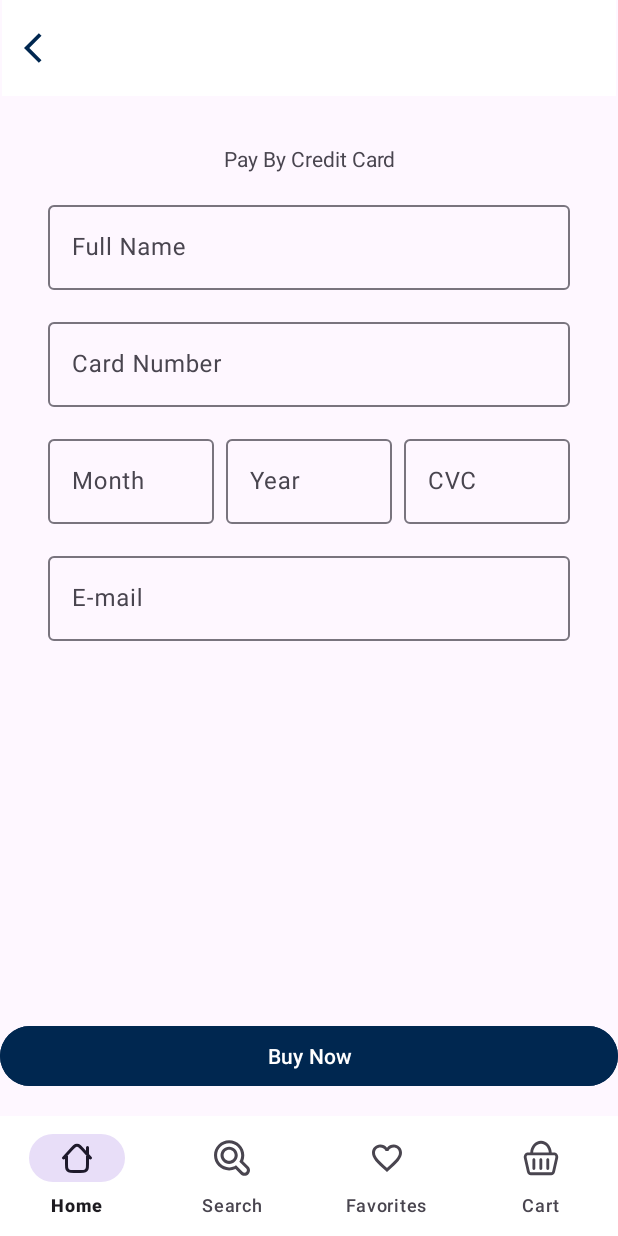
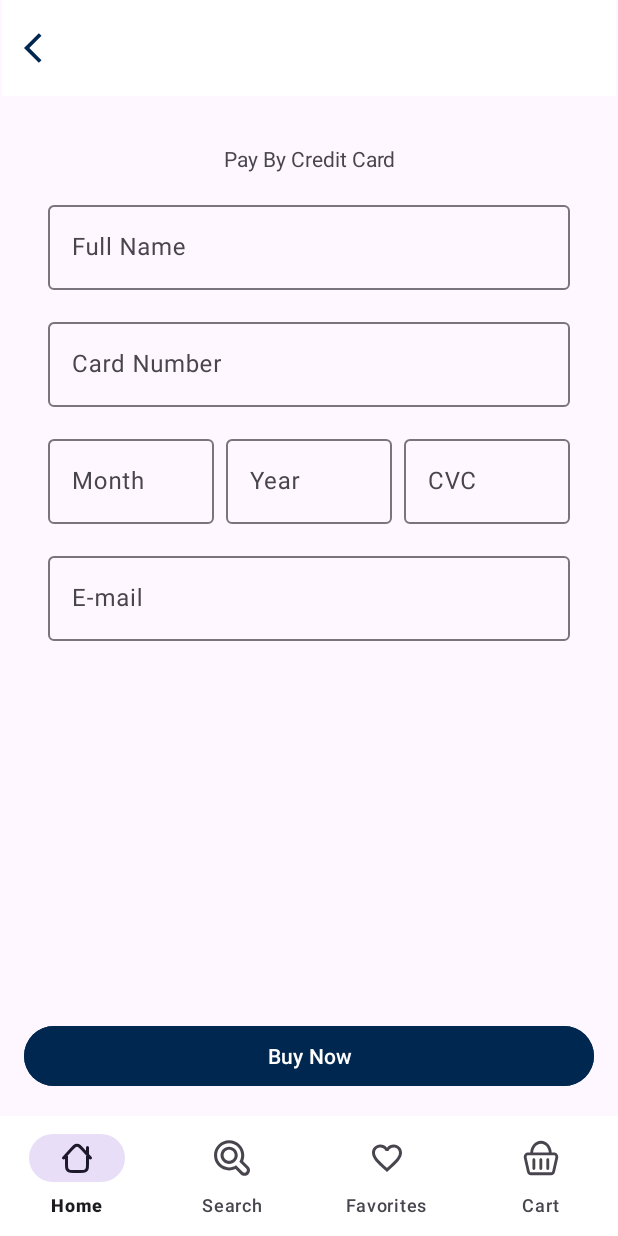
Before and after one commit to ozmerve/UpSchoolCapstone, an Android app: the PaymentFragment screen opened through its navigation route, on a phone screen of 412 x 824 dp. Run offline under Robolectric (Android 15) with nearby library versions, the phone set to English and light mode, and no system bars; our stand-ins replace Dagger/Hilt's generated code, navigation-ui; network calls fail; pictures from the network do not load; Roboto replaces fonts that are not available here.

Commit message:
ui changes

```diff
--- a/app/src/main/res/layout/fragment_payment.xml
+++ b/app/src/main/res/layout/fragment_payment.xml
@@ -151,6 +151,7 @@
         android:id="@+id/btn_buy_now"
         android:layout_width="0dp"
         android:layout_height="wrap_content"
+        android:layout_marginHorizontal="16dp"
         android:layout_marginBottom="16dp"
         android:backgroundTint="@color/splash"
         android:text="Buy Now"
--- a/app/src/main/res/layout/fragment_sign_up.xml
+++ b/app/src/main/res/layout/fragment_sign_up.xml
@@ -61,6 +61,7 @@
                 app:layout_constraintTop_toBottomOf="@+id/text_view2">
 
                 <com.google.android.material.textfield.TextInputEditText
+                    android:id="@+id/et_full_name"
                     android:layout_width="match_parent"
                     android:layout_height="wrap_content"
                     android:background="#45B8C3D6"
```
